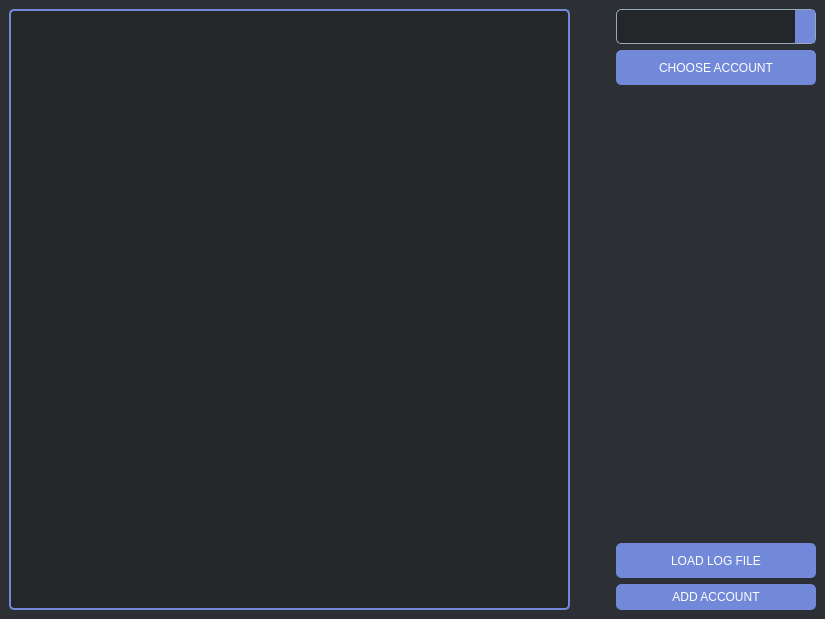
First picture: the form in AccountTracker/Views/Forms/mainwindow.ui, repository KaledaKirill/AccountTracker, before the edit.
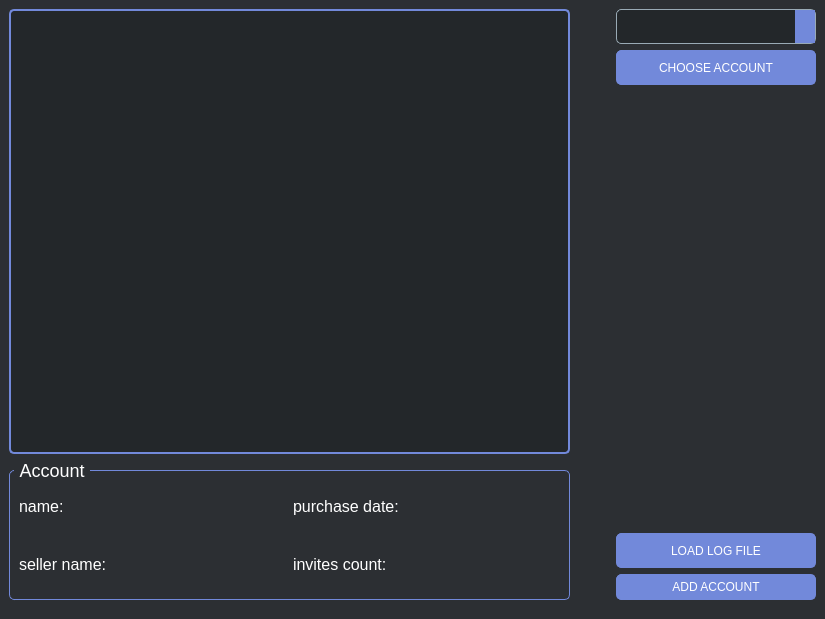
Second picture: the form after the edit. Icons and pictures are not drawn.

Commit message: Add Add Account Dialog And Implement Accounts Data Loading

What changed in the file:
```diff
--- a/AccountTracker/Views/Forms/mainwindow.ui
+++ b/AccountTracker/Views/Forms/mainwindow.ui
@@ -103,12 +103,91 @@
 QScrollBar::sub-line:horizontal {
     background: none;
 }
+
+/* QGroupBox стиль */
+QGroupBox {
+    background-color: #2c2f33;
+    color: #fff;
+	font-size: 18px;
+    border: 1px solid #7289da;
+    border-radius: 5px;
+    margin-top: 10px;
+    margin-bottom: 10px;
+}
+
+QLabel {
+	color: #fff;
+	font-size: 16px;
+}
+
+QGroupBox::title {
+    subcontrol-origin: margin;
+    left: 5px;
+    padding: 0 3px;
+}
 </string>
   </property>
   <widget class="QWidget" name="centralwidget">
    <layout class="QHBoxLayout" name="horizontalLayout">
     <item>
-     <widget class="QGraphicsView" name="graphicsView"/>
+     <layout class="QVBoxLayout" name="verticalLayout_2">
+      <item>
+       <widget class="QGraphicsView" name="graphicsView"/>
+      </item>
+      <item>
+       <widget class="QGroupBox" name="groupBox">
+        <property name="sizePolicy">
+         <sizepolicy hsizetype="Preferred" vsizetype="Minimum">
+          <horstretch>0</horstretch>
+          <verstretch>0</verstretch>
+         </sizepolicy>
+        </property>
+        <property name="minimumSize">
+         <size>
+          <width>0</width>
+          <height>150</height>
+         </size>
+        </property>
+        <property name="title">
+         <string>Account</string>
+        </property>
+        <layout class="QHBoxLayout" name="horizontalLayout_2">
+         <item>
+          <layout class="QGridLayout" name="gridLayout">
+           <item row="0" column="0">
+            <widget class="QLabel" name="nameLabel">
+             <property name="text">
+              <string>name:</string>
+             </property>
+            </widget>
+           </item>
+           <item row="0" column="1">
+            <widget class="QLabel" name="purchaseDateLabel">
+             <property name="text">
+              <string>purchase date:</string>
+             </property>
+            </widget>
+           </item>
+           <item row="1" column="0">
+            <widget class="QLabel" name="sellerNameLabel">
+             <property name="text">
+              <string>seller name:</string>
+             </property>
+            </widget>
+           </item>
+           <item row="1" column="1">
+            <widget class="QLabel" name="invitesCountLabel">
+             <property name="text">
+              <string>invites count:</string>
+             </property>
+            </widget>
+           </item>
+          </layout>
+         </item>
+        </layout>
+       </widget>
+      </item>
+     </layout>
     </item>
     <item>
      <spacer name="horizontalSpacer">
@@ -205,6 +284,22 @@
         </property>
        </widget>
       </item>
+      <item>
+       <spacer name="verticalSpacer_2">
+        <property name="orientation">
+         <enum>Qt::Orientation::Vertical</enum>
+        </property>
+        <property name="sizeType">
+         <enum>QSizePolicy::Policy::Minimum</enum>
+        </property>
+        <property name="sizeHint" stdset="0">
+         <size>
+          <width>20</width>
+          <height>10</height>
+         </size>
+        </property>
+       </spacer>
+      </item>
      </layout>
     </item>
    </layout>
```
The commit also changes 10 other files.
